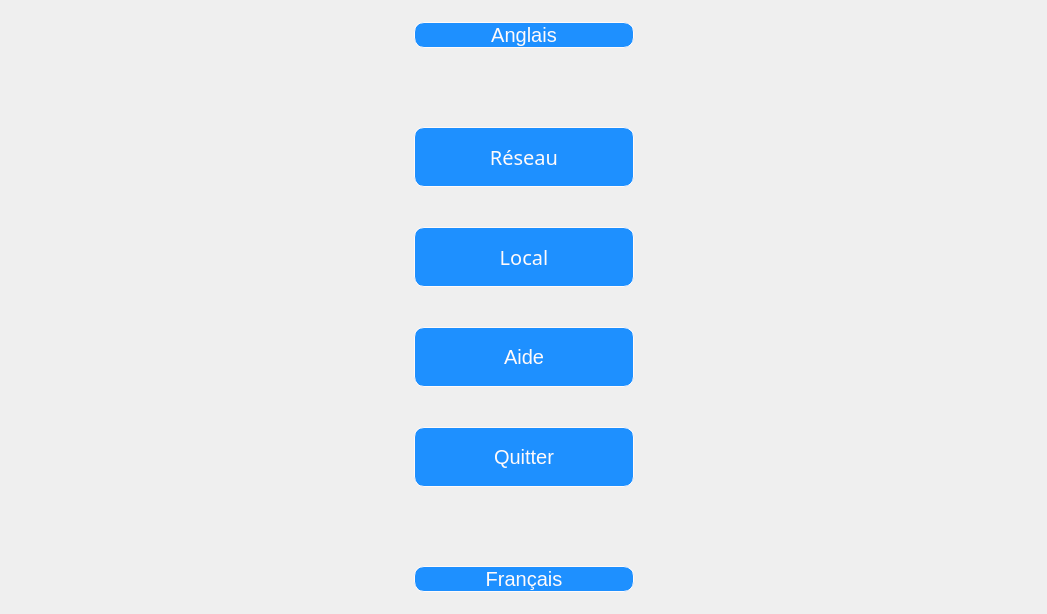
The window that ui/ui/mainwindow.ui (NadjibBelaribi/time-bomb-game) describes before a commit, drawn with Qt 5.
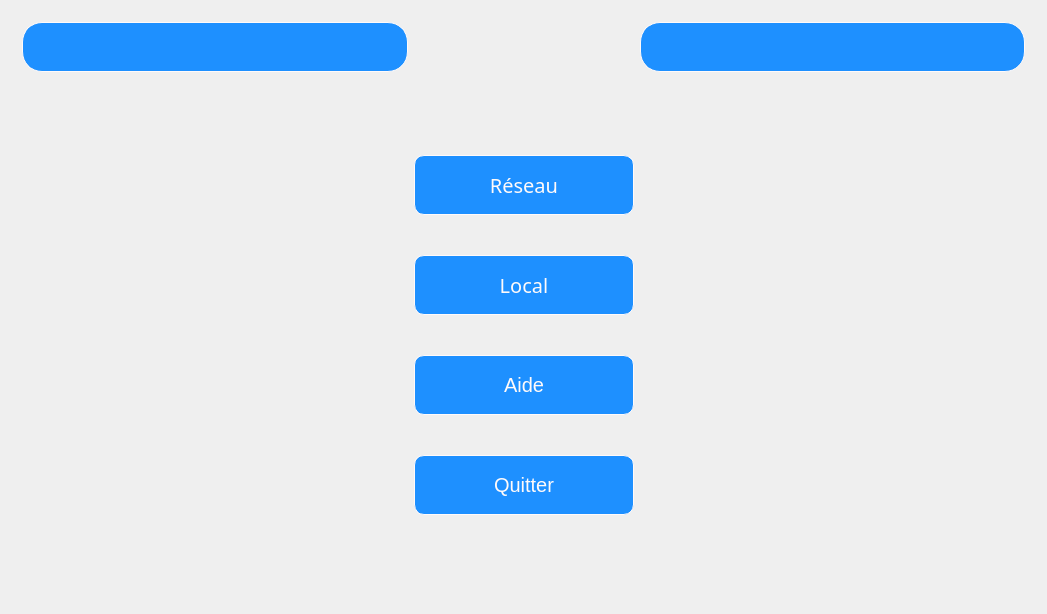
The same window after the commit. The open tabs and pages were chosen to show the change. Icons and pictures are not drawn.

Patch:
```diff
--- a/ui/ui/mainwindow.ui
+++ b/ui/ui/mainwindow.ui
@@ -70,31 +70,11 @@
 }</string>
        </property>
        <layout class="QGridLayout" name="gridLayout">
-        <item row="0" column="0">
-         <spacer name="horizontalSpacer">
-          <property name="orientation">
-           <enum>Qt::Horizontal</enum>
-          </property>
-          <property name="sizeHint" stdset="0">
-           <size>
-            <width>40</width>
-            <height>20</height>
-           </size>
-          </property>
-         </spacer>
-        </item>
-        <item row="0" column="1">
+        <item row="1" column="1">
          <layout class="QVBoxLayout" name="verticalLayout">
           <property name="spacing">
            <number>0</number>
           </property>
-          <item>
-           <widget class="QPushButton" name="eng_trad">
-            <property name="text">
-             <string>Anglais</string>
-            </property>
-           </widget>
-          </item>
           <item>
            <spacer name="verticalSpacer_14">
             <property name="orientation">
@@ -258,16 +238,41 @@
             </property>
            </spacer>
           </item>
-          <item>
-           <widget class="QPushButton" name="fr_trad">
-            <property name="text">
-             <string>Français</string>
-            </property>
-           </widget>
-          </item>
          </layout>
         </item>
+        <item row="1" column="0">
+         <spacer name="horizontalSpacer">
+          <property name="orientation">
+           <enum>Qt::Horizontal</enum>
+          </property>
+          <property name="sizeHint" stdset="0">
+           <size>
+            <width>40</width>
+            <height>20</height>
+           </size>
+          </property>
+         </spacer>
+        </item>
         <item row="0" column="2">
+         <widget class="QPushButton" name="fr_trad">
+          <property name="minimumSize">
+           <size>
+            <width>0</width>
+            <height>50</height>
+           </size>
+          </property>
+          <property name="styleSheet">
+           <string notr="true">background-image: url(:/drapeau_fr.webp);
+background-image:no-repeat;
+border-image: url(:/drapeau_fr.webp) 0 0 0 0 stretch;
+border-radius:20px;</string>
+          </property>
+          <property name="text">
+           <string/>
+          </property>
+         </widget>
+        </item>
+        <item row="1" column="2">
          <spacer name="horizontalSpacer_2">
           <property name="orientation">
            <enum>Qt::Horizontal</enum>
@@ -280,6 +285,25 @@
           </property>
          </spacer>
         </item>
+        <item row="0" column="0">
+         <widget class="QPushButton" name="eng_trad">
+          <property name="minimumSize">
+           <size>
+            <width>110</width>
+            <height>50</height>
+           </size>
+          </property>
+          <property name="styleSheet">
+           <string notr="true">border-radius:20px;
+background-image: url(:/drapeau-anglais.png);
+background-image:no-repeat;
+border-image: url(:/drapeau-anglais.png) 0 0 0 0 stretch;</string>
+          </property>
+          <property name="text">
+           <string/>
+          </property>
+         </widget>
+        </item>
        </layout>
       </widget>
       <widget class="QWidget" name="options">
```
Left out of the diff: 2 changed lines with no effect on the pictures.
